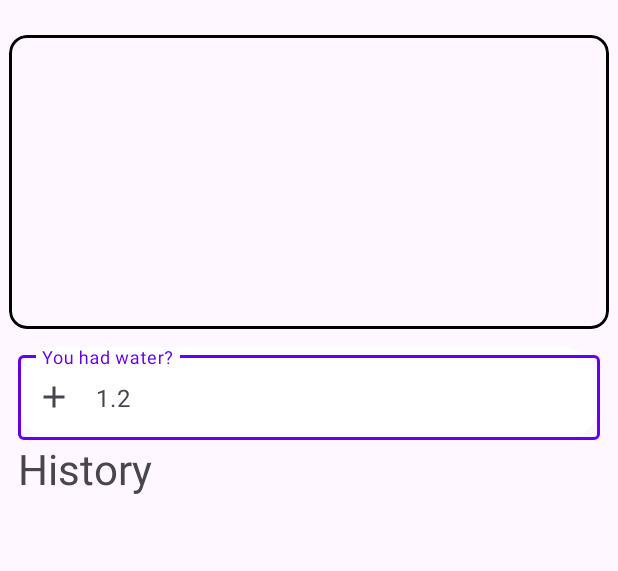
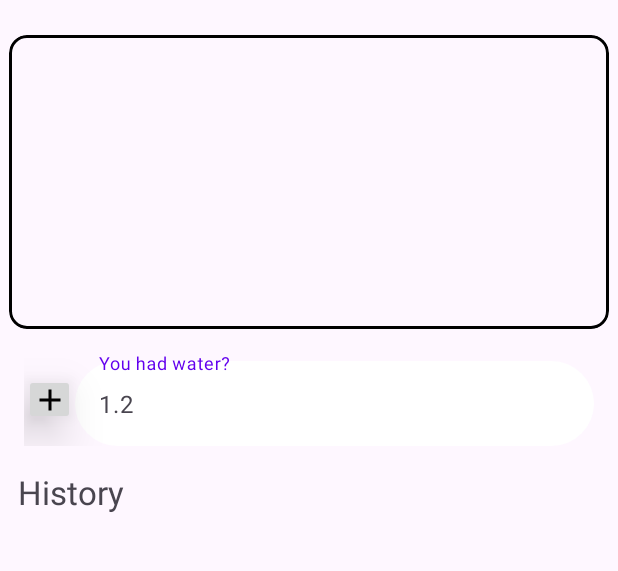
Before and after one commit to SarvT/Liquate, an Android app: the layout content_main.xml on its own in the app's theme, with its tools: preview values and no code run, on a phone screen of 412 x 824 dp, the part 70-641 px from its top. Run offline under Robolectric (Android 15) with nearby library versions, the phone set to English and light mode, and no system bars.

Commit message:
some things got to work

```diff
--- a/app/src/main/java/com/example/liquate/MainActivity.kt
+++ b/app/src/main/java/com/example/liquate/MainActivity.kt
@@ -2,6 +2,8 @@ package com.example.liquate
 
 import androidx.appcompat.app.AppCompatActivity
 import android.os.Bundle
+import android.widget.EditText
+import android.widget.ImageButton
 import android.widget.Toast
 import androidx.cardview.widget.CardView
 import androidx.constraintlayout.helper.widget.Carousel
@@ -13,6 +15,7 @@ import com.google.android.material.appbar.AppBarLayout
 import com.google.android.material.appbar.MaterialToolbar
 import com.google.android.material.card.MaterialCardView
 import com.google.android.material.carousel.CarouselLayoutManager
+import com.google.android.material.textfield.TextInputEditText
 
 class MainActivity : AppCompatActivity() {
     private lateinit var binding: ActivityMainBinding
@@ -25,11 +28,21 @@ class MainActivity : AppCompatActivity() {
 //        val carouselRV = findViewById<RecyclerView>(R.id.carousel_list_rv)
         val HistoryRv = findViewById<RecyclerView>(R.id.history_list_rv)
         val home_card_main = findViewById<MaterialCardView>(R.id.home_card_main)
+        val add_btn_edittext = findViewById<ImageButton>(R.id.add_btn)
+        val water_intake_edittext = findViewById<TextInputEditText>(R.id.water_intake_text)
 //        carouselRV.layoutManager = CarouselLayoutManager()
         val datalist=ArrayList<String>(List(100){"Today at 15 mins ago"})
         val historyRVAdapter = HistoryRVAdapter(datalist)
         HistoryRv.layoutManager = LinearLayoutManager(this)
         HistoryRv.adapter = historyRVAdapter
+
+
+
+        add_btn_edittext.setOnClickListener {
+            Toast.makeText(this, "You added ${water_intake_edittext.text} liters of water.", Toast.LENGTH_SHORT).show()
+        }
+
+
 
         home_card_main.setOnLongClickListener {
             home_card_main.setChecked(!home_card_main.isChecked)
--- a/app/src/main/res/drawable/edittext_background.xml
+++ b/app/src/main/res/drawable/edittext_background.xml
@@ -1,6 +1,9 @@
 <?xml version="1.0" encoding="utf-8"?>
 <shape xmlns:android="http://schemas.android.com/apk/res/android">
-<corners android:radius="25dp"/>
+<corners android:bottomRightRadius="50dp"
+    android:bottomLeftRadius="50dp"
+    android:topLeftRadius="50dp"
+    android:topRightRadius="50dp"/>
     <solid android:color="#FFF"/>
     <stroke android:color="#1c1c1c" />
 </shape>
--- a/app/src/main/res/layout/content_main.xml
+++ b/app/src/main/res/layout/content_main.xml
@@ -51,33 +51,52 @@
         app:layout_constraintStart_toStartOf="parent"
             />
 
+    <LinearLayout
+        android:id="@+id/water_edt_layout"
+        android:layout_width="match_parent"
+        android:layout_height="wrap_content"
+
+        android:orientation="horizontal"
+        android:gravity="center_vertical"
+        android:padding="16dp"
+        app:layout_constraintTop_toBottomOf="@id/home_card_main"
+        app:layout_constraintStart_toStartOf="parent">
+
+
+    <ImageButton
+        android:id="@+id/add_btn"
+        android:layout_width="34dp"
+        android:layout_height="34dp"
+        android:src="@drawable/baseline_add_24"
+        android:elevation="20dp"
+        android:clickable="true"/>
+
     <com.google.android.material.textfield.TextInputLayout
         android:id="@+id/water_intake_text_layout"
         android:layout_width="match_parent"
         android:layout_height="wrap_content"
         android:hint="You had water?"
-            app:placeholderText="1.2"
-            android:layout_margin="12dp"
-            app:startIconDrawable="@drawable/baseline_add_24"
-                android:background="@drawable/edittext_background"
-            app:layout_constraintTop_toBottomOf="@+id/home_card_main">
+        app:placeholderText="1.2">
 
         <com.google.android.material.textfield.TextInputEditText
-                style="@style/ThemeOverlay.Material3.TextInputEditText.OutlinedBox"
             android:id="@+id/water_intake_text"
+            android:background="@drawable/edittext_background"
+            style="@style/ThemeOverlay.Material3.TextInputEditText.FilledBox"
             android:layout_width="match_parent"
             android:layout_height="wrap_content"
             />
     </com.google.android.material.textfield.TextInputLayout>
+    </LinearLayout>
+
 
         <TextView
             android:id="@+id/history_tv"
             android:layout_width="wrap_content"
             android:layout_height="wrap_content"
             android:text="History"
-            android:textSize="28sp"
+            android:textSize="22sp"
             android:layout_marginStart="12dp"
-            app:layout_constraintTop_toBottomOf="@+id/water_intake_text_layout"
+            app:layout_constraintTop_toBottomOf="@+id/water_edt_layout"
             app:layout_constraintStart_toStartOf="parent"
             />
 
@@ -87,6 +106,7 @@
             android:layout_height="wrap_content"
             app:layout_constraintTop_toBottomOf="@+id/history_tv"
             app:layout_constraintEnd_toEndOf="parent"
+            android:layout_marginTop="12dp"
             app:layout_constraintStart_toStartOf="parent" />
 
     </androidx.constraintlayout.widget.ConstraintLayout>
--- a/app/src/main/res/layout/history_list_item.xml
+++ b/app/src/main/res/layout/history_list_item.xml
@@ -14,6 +14,7 @@
             android:id="@+id/water_glass_img"
             android:layout_width="34dp"
             android:layout_height="52dp"
+            android:elevation="10dp"
             android:src="@drawable/icon_waterglass"
             android:layout_margin="8dp"
             app:layout_constraintTop_toTopOf="parent"
@@ -23,7 +24,7 @@
             android:id="@+id/history_list_rv_text"
             android:layout_width="wrap_content"
             android:layout_height="wrap_content"
-            android:textSize="20dp"
+            android:textSize="18dp"
             android:text="X Ltr"
             android:layout_marginTop="4dp"
             android:layout_marginStart="8dp"
@@ -34,7 +35,7 @@
             android:id="@+id/history_list_rv_sub_text"
             android:layout_width="wrap_content"
             android:layout_height="wrap_content"
-            android:textSize="16dp"
+            android:textSize="14dp"
             android:text="21 Jan 2024"
             android:layout_marginTop="4dp"
             android:layout_marginStart="8dp"
```
Lines whose indentation alone changed are shown as unchanged.
